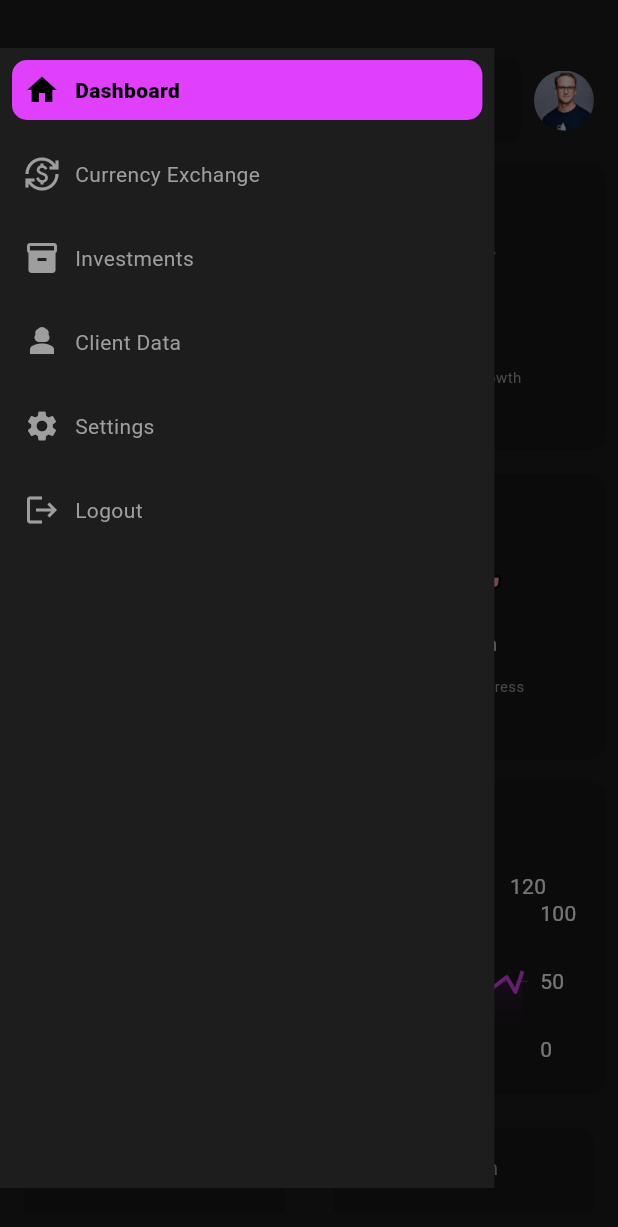
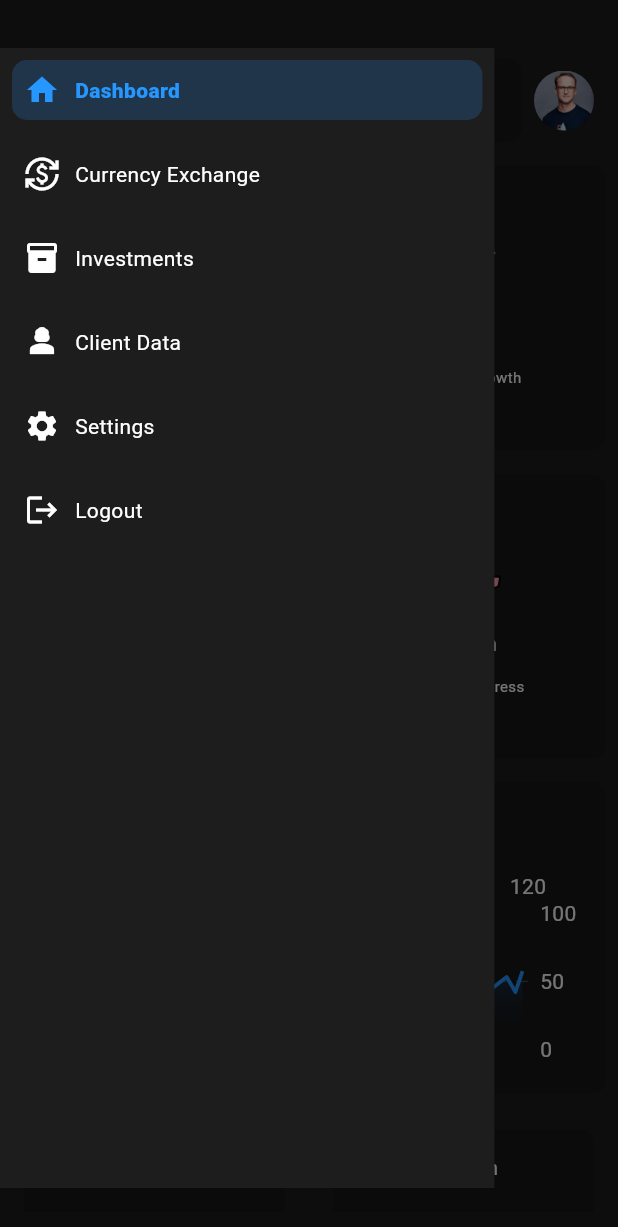
Before and after one commit to Nadun-Charuka/MyFinovate, a Flutter app: the screen it shows after launch, with the side drawer open, on a phone screen of 412 x 824 dp. Shown: the top 1227 px of the screen. Run offline on Flutter 3.47's test engine with Material 3 defaults, Android fonts, the phone set to English and light mode, and no system bars; drawn by our look-alikes of fl_chart.

Commit message:
add some theme data

```diff
--- a/lib/widgets/activity_widget.dart
+++ b/lib/widgets/activity_widget.dart
@@ -1,4 +1,3 @@
-import 'package:fitness_tracker_v90/constants/colors.dart';
 import 'package:fitness_tracker_v90/data/health_activity_data.dart';
 import 'package:fitness_tracker_v90/utils/responsive.dart';
 import 'package:fitness_tracker_v90/widgets/custom_card.dart';
@@ -11,6 +10,7 @@
   Widget build(BuildContext context) {
     final healthActivityData = HealthActivityData();
     final isMobile = Responsive.isMobile(context);
+
     return GridView.builder(
       itemCount: healthActivityData.healthActivityModelList.length,
       shrinkWrap: true,
@@ -36,14 +36,25 @@
               ),
               Text(
                 healthActivityData.healthActivityModelList[index].value,
-                style: TextStyle(color: secondaryColor),
+                style: TextStyle(
+                  color: Theme.of(context)
+                      .textTheme
+                      .bodyLarge!
+                      .color, // Dynamic text color
+                ),
               ),
               const Spacer(
                 flex: 1,
               ),
               Text(
                 healthActivityData.healthActivityModelList[index].title,
-                style: TextStyle(color: greyColor, fontSize: 10),
+                style: TextStyle(
+                  color: Theme.of(context)
+                      .textTheme
+                      .bodyMedium!
+                      .color, // Dynamic secondary text color
+                  fontSize: 10,
+                ),
               ),
               const Spacer(
                 flex: 3,
--- a/lib/widgets/bar_graph_card.dart
+++ b/lib/widgets/bar_graph_card.dart
@@ -1,4 +1,3 @@
-import 'package:fitness_tracker_v90/constants/colors.dart';
 import 'package:fitness_tracker_v90/data/bar_graph_data.dart';
 import 'package:fitness_tracker_v90/models/graph_model.dart';
 import 'package:fitness_tracker_v90/utils/responsive.dart';
@@ -14,6 +13,7 @@
   Widget build(BuildContext context) {
     final isMobile = Responsive.isMobile(context);
     final barGraphData = BarGraphData();
+
     return GridView.builder(
       shrinkWrap: true,
       physics: const NeverScrollableScrollPhysics(),
@@ -37,11 +37,13 @@
                     style: TextStyle(
                       fontSize: 14,
                       fontWeight: FontWeight.w400,
-                      color: greyColor,
+                      color: Theme.of(context)
+                          .textTheme
+                          .bodyMedium!
+                          .color, // Dynamic color
                     ),
                   ),
                 ),
-                //bargraph
                 const CustomSizedBox1(),
                 Expanded(
                   child: BarChart(
@@ -54,26 +56,23 @@
                         border: const Border(),
                       ),
                       titlesData: FlTitlesData(
-                        //remove the left title
+                        // Remove left titles
                         leftTitles: const AxisTitles(
                           sideTitles: SideTitles(
                             showTitles: false,
                           ),
                         ),
-                        //remove the left title
                         rightTitles: const AxisTitles(
                           sideTitles: SideTitles(
                             showTitles: false,
                           ),
                         ),
-                        //remove the top title
                         topTitles: const AxisTitles(
                           sideTitles: SideTitles(
                             showTitles: false,
                           ),
                         ),
-
-                        //bottom titles
+                        // Bottom titles
                         bottomTitles: AxisTitles(
                           sideTitles: SideTitles(
                             showTitles: true,
@@ -84,7 +83,10 @@
                                   barGraphData.label[value.toInt()],
                                   style: TextStyle(
                                     fontSize: 10,
-                                    color: greyColor,
+                                    color: Theme.of(context)
+                                        .textTheme
+                                        .bodySmall!
+                                        .color, // Dynamic color
                                     fontWeight: FontWeight.w500,
                                   ),
                                 ),
@@ -95,7 +97,7 @@
                       ),
                     ),
                   ),
-                )
+                ),
               ],
             ),
           ),
--- a/lib/widgets/custom_card.dart
+++ b/lib/widgets/custom_card.dart
@@ -1,11 +1,11 @@
-import 'package:fitness_tracker_v90/constants/colors.dart';
 import 'package:flutter/material.dart';
 
 class CustomCard extends StatelessWidget {
   final Widget child;
-  final Color? color;
+  final Color? color; // Allows overriding the default color
   final EdgeInsetsGeometry? margin;
   final EdgeInsetsGeometry? padding;
+
   const CustomCard({
     super.key,
     required this.child,
@@ -20,7 +20,8 @@
       margin: margin ?? const EdgeInsets.all(0),
       decoration: BoxDecoration(
         borderRadius: BorderRadius.circular(10),
-        color: color ?? cardBgColor,
+        // Use dynamic color from theme if no custom color is provided
+        color: color ?? Theme.of(context).cardColor,
       ),
       child: Padding(
         padding: padding ?? const EdgeInsets.all(8.0),
--- a/lib/widgets/header_widget.dart
+++ b/lib/widgets/header_widget.dart
@@ -1,4 +1,3 @@
-import 'package:fitness_tracker_v90/constants/colors.dart';
 import 'package:fitness_tracker_v90/utils/responsive.dart';
 import 'package:flutter/material.dart';
 
@@ -8,16 +7,17 @@
   @override
   Widget build(BuildContext context) {
     final bool isDesktop = Responsive.isDesktop(context);
+
     return Row(
       children: [
-        //show the munu widget
+        // Show the menu widget
         if (!isDesktop)
           GestureDetector(
             child: Padding(
               padding: const EdgeInsets.all(8.0),
               child: Icon(
                 Icons.menu,
-                color: greyColor,
+                color: Theme.of(context).iconTheme.color, // Dynamic icon color
               ),
             ),
             onTap: () {
@@ -26,10 +26,15 @@
           ),
         Expanded(
           child: TextField(
-            style: TextStyle(color: greyColor),
+            style: TextStyle(
+                color: Theme.of(context)
+                    .textTheme
+                    .bodyMedium!
+                    .color), // Dynamic text color
             decoration: InputDecoration(
               filled: true,
-              fillColor: cardBgColor,
+              fillColor:
+                  Theme.of(context).cardColor, // Dynamic background color
               enabledBorder: OutlineInputBorder(
                 borderRadius: BorderRadius.circular(10),
                 borderSide: const BorderSide(
@@ -39,17 +44,20 @@
               focusedBorder: OutlineInputBorder(
                 borderRadius: BorderRadius.circular(10),
                 borderSide: BorderSide(
-                  color: Theme.of(context).primaryColor,
+                  color: Theme.of(context).primaryColor, // Dynamic border color
                 ),
               ),
               hintText: "Search",
-              hintStyle: TextStyle(color: greyColor),
-              prefixIcon: const Icon(Icons.search),
-              prefixIconColor: greyColor,
+              hintStyle: TextStyle(
+                  color: Theme.of(context).hintColor), // Dynamic hint color
+              prefixIcon: Icon(
+                Icons.search,
+                color: Theme.of(context).iconTheme.color, // Dynamic icon color
+              ),
             ),
           ),
         ),
-        //show the summary widget
+        // Show the summary widget
         if (!isDesktop)
           GestureDetector(
             child: Padding(
--- a/lib/widgets/line_chart_card.dart
+++ b/lib/widgets/line_chart_card.dart
@@ -1,4 +1,3 @@
-import 'package:fitness_tracker_v90/constants/colors.dart';
 import 'package:fitness_tracker_v90/data/line_chart_data.dart';
 import 'package:fitness_tracker_v90/widgets/custom_card.dart';
 import 'package:fitness_tracker_v90/widgets/custom_sized_box.dart';
@@ -11,15 +10,19 @@
   @override
   Widget build(BuildContext context) {
     final lineData = LineData();
+
     return CustomCard(
       child: Column(
         crossAxisAlignment: CrossAxisAlignment.start,
         children: [
           Text(
-            "Steps Overeview",
+            "Steps Overview",
             style: TextStyle(
               fontSize: 14,
-              color: greyColor,
+              color: Theme.of(context)
+                  .textTheme
+                  .bodyMedium!
+                  .color, // Dynamic text color
             ),
           ),
           const CustomSizedBox2(),
@@ -31,7 +34,7 @@
                   handleBuiltInTouches: true,
                 ),
                 titlesData: FlTitlesData(
-                  //bottomside titles
+                  // Bottom side titles
                   bottomTitles: AxisTitles(
                     sideTitles: SideTitles(
                       showTitles: true,
@@ -44,7 +47,10 @@
                                       .toString(),
                                   style: TextStyle(
                                     fontSize: 12,
-                                    color: greyColor,
+                                    color: Theme.of(context)
+                                        .textTheme
+                                        .bodySmall!
+                                        .color, // Dynamic text color
                                   ),
                                 ),
                               )
@@ -52,8 +58,7 @@
                       },
                     ),
                   ),
-
-                  //leftside titles
+                  // Left side titles
                   leftTitles: AxisTitles(
                     sideTitles: SideTitles(
                       showTitles: true,
@@ -65,22 +70,26 @@
                                 lineData.leftTitle[value.toInt()].toString(),
                                 style: TextStyle(
                                   fontSize: 12,
-                                    color: greyColor,
+                                  color: Theme.of(context)
+                                      .textTheme
+                                      .bodySmall!
+                                      .color, // Dynamic text color
                                 ),
                               )
                             : const SizedBox();
-                        }),
+                      },
+                    ),
                   ),
                 ),
                 borderData: FlBorderData(show: false),
                 lineBarsData: [
                   LineChartBarData(
-                    color: sectionColor,
+                    color: Theme.of(context).primaryColor, // Dynamic line color
                     barWidth: 2.5,
                     belowBarData: BarAreaData(
                       gradient: LinearGradient(
                         colors: [
-                          sectionColor.withOpacity(.5),
+                          Theme.of(context).primaryColor.withOpacity(.5),
                           Colors.transparent
                         ],
                         begin: Alignment.topCenter,
@@ -100,7 +109,7 @@
                 maxY: 100,
               ),
             ),
-          )
+          ),
         ],
       ),
     );
--- a/lib/widgets/side_menu.dart
+++ b/lib/widgets/side_menu.dart
@@ -1,4 +1,3 @@
-import 'package:fitness_tracker_v90/constants/colors.dart';
 import 'package:fitness_tracker_v90/data/side_menu_data.dart';
 import 'package:flutter/material.dart';
 
@@ -10,10 +9,10 @@
 }
 
 class _SideMenuState extends State<SideMenu> {
-  //index tracker
+  // Index tracker
   int selectedIndex = 0;
 
-  //create an object of SideMenuData
+  // Create an object of SideMenuData
   final sideMenuData = SideMenuData();
 
   @override
@@ -21,21 +20,20 @@
     return Padding(
       padding: const EdgeInsets.symmetric(vertical: 32),
       child: Container(
-        color: bgColor,
+        color: Theme.of(context)
+            .scaffoldBackgroundColor, // Dynamic background color
         child: ListView.builder(
           itemCount: sideMenuData.sideMenuList.length,
           itemBuilder: (context, index) {
-            // I switch from this method because adomic arts use another way
-            //access a current index of SideMenuItem in sideMenuList in sideMenuData object which create in the widget class
-            // SideMenuItem item = sideMenuData.sideMenuList[index];
-            return _sideMenuItemCard(sideMenuData, index);
+            return _sideMenuItemCard(context, sideMenuData, index);
           },
         ),
       ),
     );
   }
 
-  Widget _sideMenuItemCard(SideMenuData sideMenuData, index) {
+  Widget _sideMenuItemCard(
+      BuildContext context, SideMenuData sideMenuData, int index) {
     return Padding(
       padding: const EdgeInsets.all(8.0),
       child: GestureDetector(
@@ -47,7 +45,11 @@
         child: Container(
           decoration: BoxDecoration(
             borderRadius: BorderRadius.circular(10),
-            color: (selectedIndex == index ? sectionColor : Colors.transparent),
+            color: selectedIndex == index
+                ? Theme.of(context)
+                    .primaryColor
+                    .withOpacity(0.2) // Dynamic selected background color
+                : Colors.transparent,
           ),
           child: Padding(
             padding: const EdgeInsets.all(8.0),
@@ -55,7 +57,12 @@
               children: [
                 Icon(
                   sideMenuData.sideMenuList[index].icon,
-                  color: (selectedIndex == index ? Colors.black : greyColor),
+                  color: selectedIndex == index
+                      ? Theme.of(context)
+                          .primaryColor // Dynamic selected icon color
+                      : Theme.of(context)
+                          .iconTheme
+                          .color, // Dynamic default icon color
                 ),
                 const SizedBox(
                   width: 10,
@@ -66,7 +73,13 @@
                     fontWeight: selectedIndex == index
                         ? FontWeight.w900
                         : FontWeight.w400,
-                    color: (selectedIndex == index ? Colors.black : greyColor),
+                    color: selectedIndex == index
+                        ? Theme.of(context)
+                            .primaryColor // Dynamic selected text color
+                        : Theme.of(context)
+                            .textTheme
+                            .bodyMedium!
+                            .color, // Dynamic default text color
                   ),
                 ),
               ],
```
Also changed, not shown: lib/widgets/pie_chart.dart (+15 -8 lines), lib/widgets/schedule_widget.dart (+14 -8 lines), lib/widgets/summary_details.dart (+14 -8 lines). Lines whose indentation alone changed are shown as unchanged.
